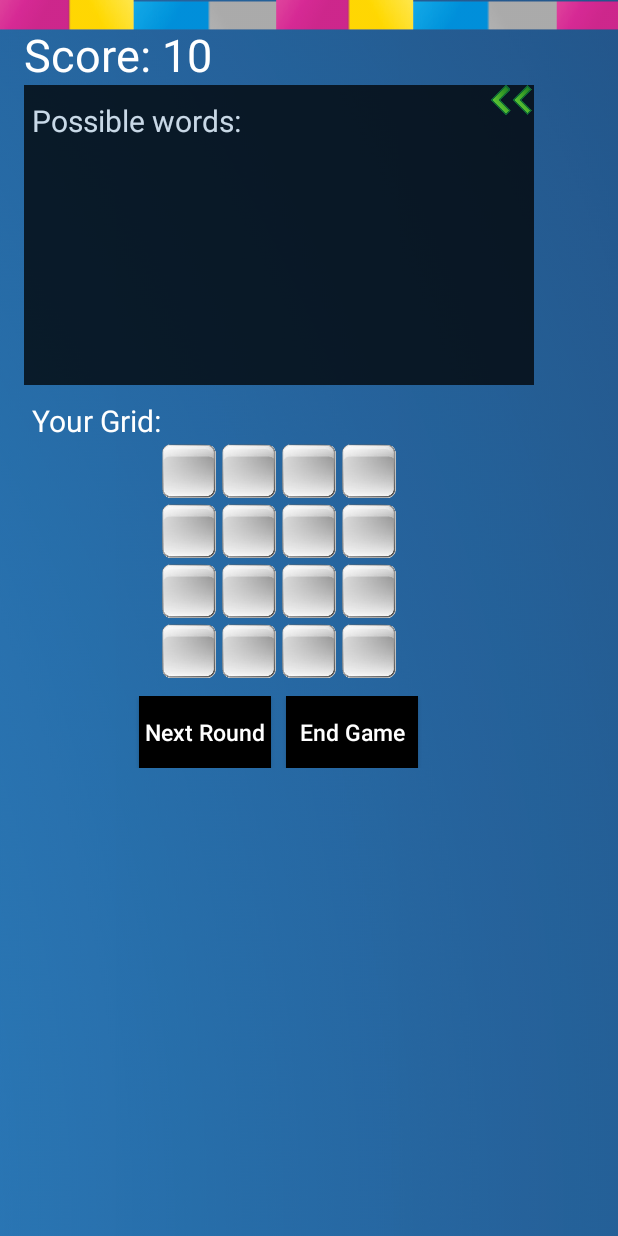
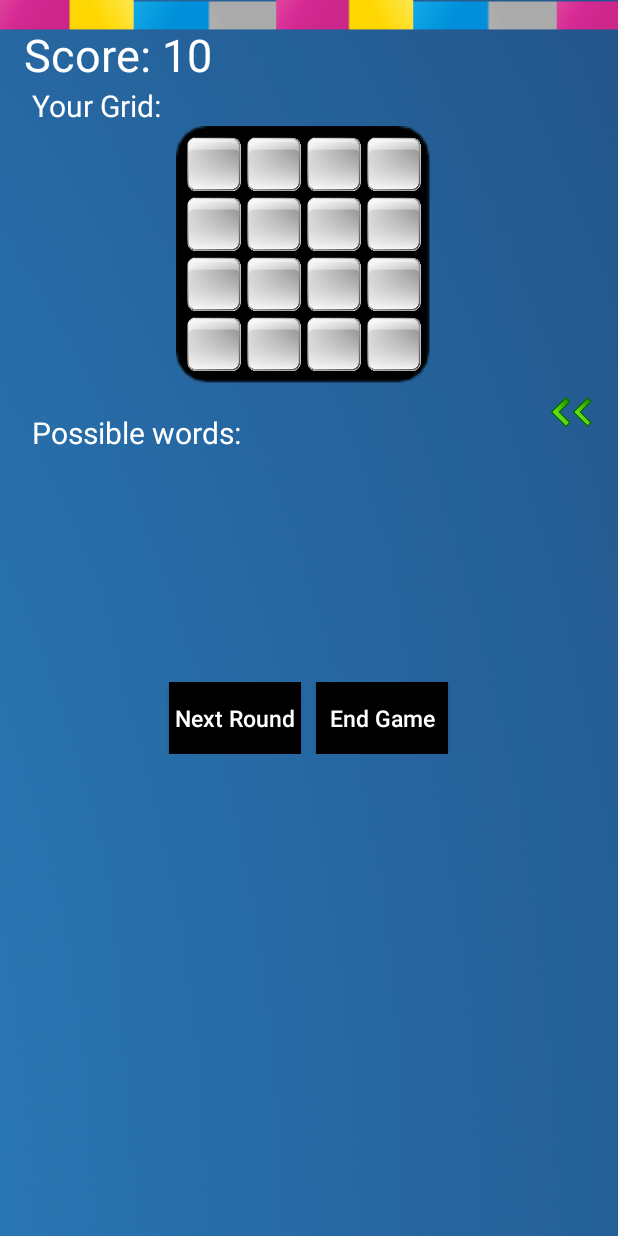
Before and after one commit to samina-khan/BeBoggled, an Android app: the layout score.xml on its own in the app's theme, with its tools: preview values and no code run, on a phone screen of 412 x 824 dp. Run offline under Robolectric (Android 15) with nearby library versions, the phone set to English and light mode, and no system bars.

Commit message:
Changed: Minor changes to Score Card look and feel.

```diff
--- a/app/src/main/java/com/segames/boggle/CommManager.java
+++ b/app/src/main/java/com/segames/boggle/CommManager.java
@@ -14,28 +14,21 @@ public class CommManager {
     private static List clientWords = new ArrayList();
 
     public static String RequestNewGrid(int level, Context context){
-
         BBWords1 = new BBWords(context);
         String str = BBWords1.Grid(level);
-        Log.v("Server: ", str + "\n");
-
         clientWords.clear();
         return str;
-    };
+    }
+
     public static String SendServer(String tag, String arg){
-        int value = 0;
-        value = clientWords.contains(arg)?(-999):BBWords1.wordsValue(arg);
+        int value = clientWords.contains(arg)?(-999):BBWords1.wordsValue(arg);
         if(value > 0){clientWords.add(arg);}
-        //return Integer.toString(BBWords1.wordsValue(arg));
         return Integer.toString(value);
-    };
+    }
 
     public static String getGridWords(){
          return BBWords1.getGridWords();
     }
     public static void clearlist(){clientWords.clear();}
-    public static String getOnGrid(String grid, String word) {
-        String [] word_scored = word.split(":");
-        return BBWords1.annotatedGrid(grid,word_scored[0]);
-    }
+    public static String getOnGrid(String grid, String word) {return BBWords1.annotatedGrid(grid,word);}
 }
--- a/app/src/main/java/com/segames/boggle/GlobalConstants.java
+++ b/app/src/main/java/com/segames/boggle/GlobalConstants.java
@@ -19,8 +19,8 @@ public interface GlobalConstants {
     public static final int BBEasyLevelSize = 3;    // i.e. 3 by 3
     public static final int BBNormalLevelSize = 4;  // i.e. 4 by 4
 
-    public static final int BBEasyLevelNoWords = 1;
-    public static final int BBNormalLevelNoWords = 5;
+    public static final int BBEasyLevelNoWords = 10;
+    public static final int BBNormalLevelNoWords = 15;
 
     public static final int BBWordsSuccess = 0;
     public static final int BBWordsFailure = -1;
--- a/app/src/main/java/com/segames/boggle/Score.java
+++ b/app/src/main/java/com/segames/boggle/Score.java
@@ -240,9 +240,9 @@ public class Score extends ActionBarActivity implements View.OnClickListener,Glo
             @Override
             public void onItemClick(AdapterView<?> a, View v, int i, long l) {
                 TextView tv = (TextView) v;
-                String positions = CommManager.getOnGrid(gridstr,tv.getText().toString());
-                System.out.println("text:"+tv.getText().toString()+" length"+tv.getText().toString().length());
-                displayOnGrid(tv.getText().toString().length() - 3,positions);
+                String [] word = tv.getText().toString().split(":");
+                String positions = CommManager.getOnGrid(gridstr,word[0]);
+                displayOnGrid(word[0].length(),positions);
             }
         });
     }
@@ -257,11 +257,9 @@ public class Score extends ActionBarActivity implements View.OnClickListener,Glo
             @Override
             public void onItemClick(AdapterView<?> a, View v, int i, long l) {
                 TextView tv = (TextView) v;
-                tv.setTextColor(Color.GREEN);
-                String positions = CommManager.getOnGrid(gridstr,tv.getText().toString());
-                System.out.println("text:"+tv.getText().toString()+" length"+tv.getText().toString().length());
-                displayOnGrid(tv.getText().toString().length() - 3,positions);
-                //displayOnGrid(3,positions);
+                String [] word = tv.getText().toString().split(":");
+                String positions = CommManager.getOnGrid(gridstr,word[0]);
+                displayOnGrid(word[0].length(),positions);
             }
         });
     }
--- a/app/src/main/res/layout/score.xml
+++ b/app/src/main/res/layout/score.xml
@@ -58,8 +58,6 @@
             android:text="2"/>
     </LinearLayout>
 
-
-
 </LinearLayout>
     <LinearLayout
     android:layout_width="match_parent"
@@ -76,17 +74,101 @@
                 android:layout_height="wrap_content"
                 android:orientation="vertical">
 
+                <!-- View that displays: Your Grid, Actual grid -->
+                <LinearLayout
+                    android:layout_gravity="center_horizontal"
+                    android:orientation="vertical"
+                    android:layout_width="match_parent"
+                    android:layout_height="wrap_content">
+                    <TextView
+                        android:paddingLeft="5dp"
+                        android:textSize="20dp"
+                        android:layout_width="match_parent"
+                        android:layout_height="wrap_content"
+                        android:textColor="@android:color/white"
+                        android:text="Your Grid:"
+                        />
+                    <TableLayout
+                        android:id="@+id/bigtable"
+                        android:paddingTop="5dp"
+                        android:paddingLeft="5dp"
+                        android:paddingBottom="15dp"
+                        android:paddingRight="12dp"
+                        android:background="@drawable/roundedblack"
+                        android:layout_width="wrap_content"
+                        android:layout_height="wrap_content"
+                        android:layout_gravity="center_horizontal"
+                        android:visibility="visible"
+                        >
+                        <TableRow android:layout_width="wrap_content">
+                            <Button android:id="@+id/bigbtns1" style="@style/BtnThemeScore2"></Button>
+                            <Button android:id="@+id/bigbtns2" style="@style/BtnThemeScore2"></Button>
+                            <Button android:id="@+id/bigbtns3" style="@style/BtnThemeScore2"></Button>
+                            <Button android:id="@+id/bigbtns4" style="@style/BtnThemeScore2"></Button>
+                        </TableRow>
+                        <TableRow android:layout_width="wrap_content">
+                            <Button android:id="@+id/bigbtns5" style="@style/BtnThemeScore2"></Button>
+                            <Button android:id="@+id/bigbtns6" style="@style/BtnThemeScore2"></Button>
+                            <Button android:id="@+id/bigbtns7" style="@style/BtnThemeScore2"></Button>
+                            <Button android:id="@+id/bigbtns8" style="@style/BtnThemeScore2"></Button>
+                        </TableRow>
+                        <TableRow android:layout_width="wrap_content">
+                            <Button android:id="@+id/bigbtns9" style="@style/BtnThemeScore2"></Button>
+                            <Button android:id="@+id/bigbtns10" style="@style/BtnThemeScore2"></Button>
+                            <Button android:id="@+id/bigbtns11" style="@style/BtnThemeScore2"></Button>
+                            <Button android:id="@+id/bigbtns12" style="@style/BtnThemeScore2"></Button>
+                        </TableRow>
+                        <TableRow android:layout_width="wrap_content">
+                            <Button android:id="@+id/bigbtns13" style="@style/BtnThemeScore2"></Button>
+                            <Button android:id="@+id/bigbtns14" style="@style/BtnThemeScore2"></Button>
+                            <Button android:id="@+id/bigbtns15" style="@style/BtnThemeScore2"></Button>
+                            <Button android:id="@+id/bigbtns16" style="@style/BtnThemeScore2"></Button>
+                        </TableRow>
+                    </TableLayout>
+                    <TableLayout
+                        android:id="@+id/smalltable"
+                        android:layout_width="wrap_content"
+                        android:layout_height="wrap_content"
+                        android:layout_gravity="center_horizontal"
+                        android:paddingTop="5dp"
+                        android:paddingLeft="5dp"
+                        android:paddingBottom="12dp"
+                        android:paddingRight="10dp"
+                        android:background="@drawable/roundedblack"
+                        android:visibility="gone"
+                        >
+                        <TableRow android:layout_width="wrap_content">
+                            <Button android:id="@+id/smallbtns1" style="@style/BtnThemeScore2"></Button>
+                            <Button android:id="@+id/smallbtns2" style="@style/BtnThemeScore2"></Button>
+                            <Button android:id="@+id/smallbtns3" style="@style/BtnThemeScore2"></Button>
+                        </TableRow>
+                        <TableRow android:layout_width="wrap_content">
+                            <Button android:id="@+id/smallbtns4" style="@style/BtnThemeScore2"></Button>
+                            <Button android:id="@+id/smallbtns5" style="@style/BtnThemeScore2"></Button>
+                            <Button android:id="@+id/smallbtns6" style="@style/BtnThemeScore2"></Button>
+                        </TableRow>
+                        <TableRow android:layout_width="wrap_content">
+                            <Button android:id="@+id/smallbtns7" style="@style/BtnThemeScore2"></Button>
+                            <Button android:id="@+id/smallbtns8" style="@style/BtnThemeScore2"></Button>
+                            <Button android:id="@+id/smallbtns9" style="@style/BtnThemeScore2"></Button>
+                        </TableRow>
+                    </TableLayout>
+
+
+                </LinearLayout>
+            </LinearLayout>
+
+            <!-- View that displays Possible Words list -->
         <ViewFlipper
         android:layout_width="match_parent"
-        android:layout_height="match_parent"
+        android:layout_height="wrap_content"
             android:id="@+id/flipper">-->
             <!-- full word list layout -->
             <LinearLayout
                 android:id="@+id/layout_front"
                 android:layout_width="match_parent"
-                android:layout_height="200dp"
-                android:background="@android:color/black"
-                android:alpha="0.75"
+                android:layout_height="180dp"
+
                 android:visibility="visible"
                 android:orientation="vertical">
                 <LinearLayout
@@ -119,7 +201,7 @@
                 <ListView
                     android:id="@+id/allwordslist"
                     android:layout_width="match_parent"
-                    android:layout_height="180dp"
+                    android:layout_height="160dp"
                     android:dividerHeight="0dp"
 
                     >
@@ -129,11 +211,8 @@
                 <LinearLayout
                     android:id="@+id/layout_back"
                     android:layout_width="match_parent"
-                    android:layout_height="200dp"
-                    android:background="@android:color/black"
-                    android:alpha="0.75"
+                    android:layout_height="180dp"
                     android:visibility="gone"
-
                     android:orientation="vertical">
                     <LinearLayout
                         android:layout_width="match_parent"
@@ -166,144 +245,39 @@
                     <ListView
                         android:id="@+id/opplist"
                         android:layout_width="match_parent"
-                        android:layout_height="180dp"
+                        android:layout_height="160dp"
                         android:dividerHeight="0dp"
                         >
                     </ListView>
                 </LinearLayout>
+       </ViewFlipper>
 
+            <!-- Buttons: Next Round, End Game -->
+            <LinearLayout
+                android:layout_width="match_parent"
+                android:layout_height="wrap_content"
+                android:layout_marginTop="10dp"
+                android:orientation="horizontal"
+                android:gravity="center_horizontal">
 
-
-       </ViewFlipper>
+                <Button
+                    android:layout_width="wrap_content"
+                    android:layout_height="wrap_content"
+                    android:id="@+id/button_single"
+                    android:layout_gravity="bottom"
+                    android:text="Next Round"
+                    style="@style/BtnTheme2"/>
+                <Button
+                    android:layout_marginLeft="10dp"
+                    android:layout_width="wrap_content"
+                    android:layout_height="wrap_content"
+                    android:layout_gravity="bottom"
+                    android:id="@+id/button_main"
+                    android:text="End Game"
+                    style="@style/BtnTheme2"/>
+            </LinearLayout>
             </LinearLayout>
 
-
-            <LinearLayout
-                android:layout_gravity="center_horizontal"
-                android:orientation="vertical"
-                android:layout_width="match_parent"
-                android:layout_height="wrap_content">
-                <TextView
-                    android:paddingTop="10dp"
-                    android:paddingLeft="5dp"
-                    android:textSize="20dp"
-                    android:layout_width="match_parent"
-                    android:layout_height="wrap_content"
-                    android:textColor="@android:color/white"
-                    android:text="Your Grid:"
-                    />
-                <TableLayout
-                    android:id="@+id/bigtable"
-                    android:layout_width="wrap_content"
-                    android:layout_height="wrap_content"
-                    android:layout_gravity="center_horizontal"
-                    android:visibility="visible"
-                    >
-                    <TableRow android:layout_width="wrap_content">
-                        <Button android:id="@+id/bigbtns1" style="@style/BtnThemeScore2"></Button>
-                        <Button android:id="@+id/bigbtns2" style="@style/BtnThemeScore2"></Button>
-                        <Button android:id="@+id/bigbtns3" style="@style/BtnThemeScore2"></Button>
-                        <Button android:id="@+id/bigbtns4" style="@style/BtnThemeScore2"></Button>
-                    </TableRow>
-                    <TableRow android:layout_width="wrap_content">
-                        <Button android:id="@+id/bigbtns5" style="@style/BtnThemeScore2"></Button>
-                        <Button android:id="@+id/bigbtns6" style="@style/BtnThemeScore2"></Button>
-                        <Button android:id="@+id/bigbtns7" style="@style/BtnThemeScore2"></Button>
-                        <Button android:id="@+id/bigbtns8" style="@style/BtnThemeScore2"></Button>
-                    </TableRow>
-                    <TableRow android:layout_width="wrap_content">
-                        <Button android:id="@+id/bigbtns9" style="@style/BtnThemeScore2"></Button>
-                        <Button android:id="@+id/bigbtns10" style="@style/BtnThemeScore2"></Button>
-                        <Button android:id="@+id/bigbtns11" style="@style/BtnThemeScore2"></Button>
-                        <Button android:id="@+id/bigbtns12" style="@style/BtnThemeScore2"></Button>
-                    </TableRow>
-                    <TableRow android:layout_width="wrap_content">
-                        <Button android:id="@+id/bigbtns13" style="@style/BtnThemeScore2"></Button>
-                        <Button android:id="@+id/bigbtns14" style="@style/BtnThemeScore2"></Button>
-                        <Button android:id="@+id/bigbtns15" style="@style/BtnThemeScore2"></Button>
-                        <Button android:id="@+id/bigbtns16" style="@style/BtnThemeScore2"></Button>
-                    </TableRow>
-                    </TableLayout>
-                <TableLayout
-                    android:id="@+id/smalltable"
-                    android:layout_width="wrap_content"
-                    android:layout_height="wrap_content"
-                    android:layout_gravity="center_horizontal"
-                    android:visibility="gone"
-                    >
-                    <TableRow android:layout_width="wrap_content">
-                        <Button android:id="@+id/smallbtns1" style="@style/BtnThemeScore2"></Button>
-                        <Button android:id="@+id/smallbtns2" style="@style/BtnThemeScore2"></Button>
-                        <Button android:id="@+id/smallbtns3" style="@style/BtnThemeScore2"></Button>
-                    </TableRow>
-                    <TableRow android:layout_width="wrap_content">
-                        <Button android:id="@+id/smallbtns4" style="@style/BtnThemeScore2"></Button>
-                        <Button android:id="@+id/smallbtns5" style="@style/BtnThemeScore2"></Button>
-                        <Button android:id="@+id/smallbtns6" style="@style/BtnThemeScore2"></Button>
-                    </TableRow>
-                    <TableRow android:layout_width="wrap_content">
-                        <Button android:id="@+id/smallbtns7" style="@style/BtnThemeScore2"></Button>
-                        <Button android:id="@+id/smallbtns8" style="@style/BtnThemeScore2"></Button>
-                        <Button android:id="@+id/smallbtns9" style="@style/BtnThemeScore2"></Button>
-                    </TableRow>
-                </TableLayout>
-                <LinearLayout
-                    android:layout_width="match_parent"
-                    android:layout_height="wrap_content"
-                    android:orientation="horizontal"
-                    android:layout_marginTop="10dp"
-                    android:gravity="center_horizontal">
-
-                    <Button
-                        android:layout_width="wrap_content"
-                        android:layout_height="wrap_content"
-                        android:id="@+id/button_single"
-                        android:layout_gravity="bottom"
-                        android:text="Next Round"
-                        style="@style/BtnTheme2"/>
-                    <Button
-                        android:layout_marginLeft="10dp"
-                        android:layout_width="wrap_content"
-                        android:layout_height="wrap_content"
-                        android:layout_gravity="bottom"
-                        android:id="@+id/button_main"
-                        android:text="End Game"
-                        style="@style/BtnTheme2"/>
-                    </LinearLayout>
-
-                </LinearLayout>
-            </LinearLayout>
-
-        <LinearLayout
-            android:layout_marginLeft="40dp"
-            android:layout_width="wrap_content"
-            android:layout_height="match_parent"
-            android:orientation="vertical"
-            android:gravity="bottom"
-            >
-            <ImageView
-                android:id="@+id/imgFront"
-                android:layout_width="100dp"
-                android:layout_height="100dp"
-                android:layout_centerHorizontal="true"
-                android:src="@drawable/yellowdie"
-                android:visibility="gone"/>
-            <ImageView
-                android:id="@+id/imgBack"
-                android:layout_width="100dp"
-                android:layout_height="100dp"
-                android:layout_centerHorizontal="true"
-                android:alpha="0"
-                android:src="@drawable/yellowright"
-                android:visibility="gone"/>
-
-        </LinearLayout>
-
     </LinearLayout>
-
-
-
-
-
     </LinearLayout>
 </RelativeLayout>
```
Also changed, not shown: 1 other file.
